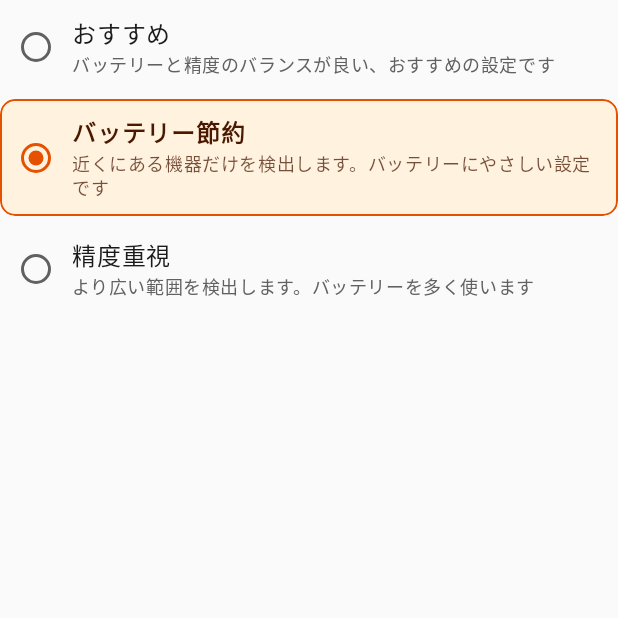
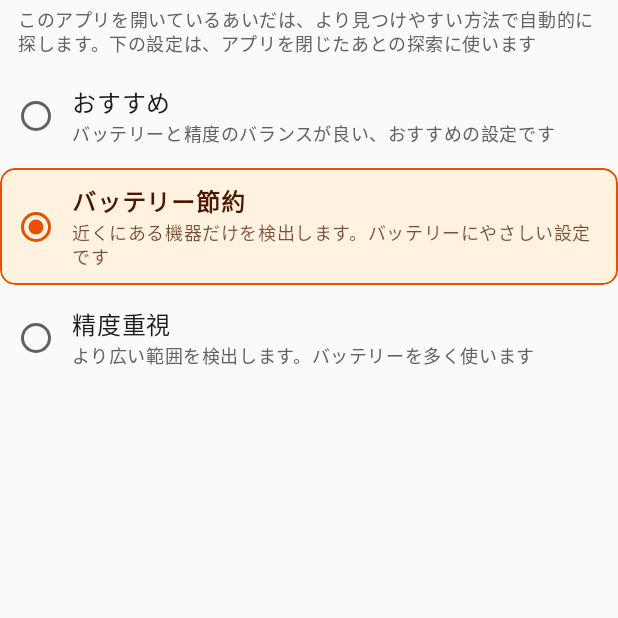
Before and after one commit to ozekimasaki/smart-glasses-detector, an Android app built with Jetpack Compose: the composable SensitivitySelector shown on its own in the app's theme, on a phone screen of 412 x 824 dp, the top half of it. Run offline under Robolectric (Android 15) with nearby library versions, the phone set to English and light mode, and no system bars.

Commit message:
feat(settings): 前景では見つけやすさを優先することを案内する
アプリを開いている間は高精度探索になるため、感度設定の意味を技術用語なしで説明する。

Co-authored-by: MasakiOzeki <ozekimasaki@users.noreply.github.com>

```diff
--- a/app/src/main/java/jp/smartglasses/detector/presentation/settings/components/SensitivitySelector.kt
+++ b/app/src/main/java/jp/smartglasses/detector/presentation/settings/components/SensitivitySelector.kt
@@ -36,6 +36,12 @@ fun SensitivitySelector(
             .selectableGroup(),
         verticalArrangement = androidx.compose.foundation.layout.Arrangement.spacedBy(4.dp)
     ) {
+        Text(
+            text = stringResource(R.string.settings_sensitivity_foreground_note),
+            style = MaterialTheme.typography.bodySmall,
+            color = MaterialTheme.colorScheme.onSurfaceVariant,
+            modifier = Modifier.padding(horizontal = 12.dp, vertical = 4.dp)
+        )
         SensitivityOption(
             label = stringResource(R.string.settings_sensitivity_balanced),
             description = stringResource(R.string.settings_sensitivity_balanced_desc),
--- a/app/src/main/res/values/strings.xml
+++ b/app/src/main/res/values/strings.xml
@@ -35,6 +35,7 @@
     <string name="settings_sensitivity_balanced_desc">バッテリーと精度のバランスが良い、おすすめの設定です</string>
     <string name="settings_sensitivity_high">精度重視</string>
     <string name="settings_sensitivity_high_desc">より広い範囲を検出します。バッテリーを多く使います</string>
+    <string name="settings_sensitivity_foreground_note">このアプリを開いているあいだは、より見つけやすい方法で自動的に探します。下の設定は、アプリを閉じたあとの探索に使います</string>
     <string name="settings_battery_optimization">バッテリー最適化設定を開く</string>
     <string name="settings_about">このアプリについて</string>
     <string name="settings_privacy">プライバシーポリシー</string>
```
